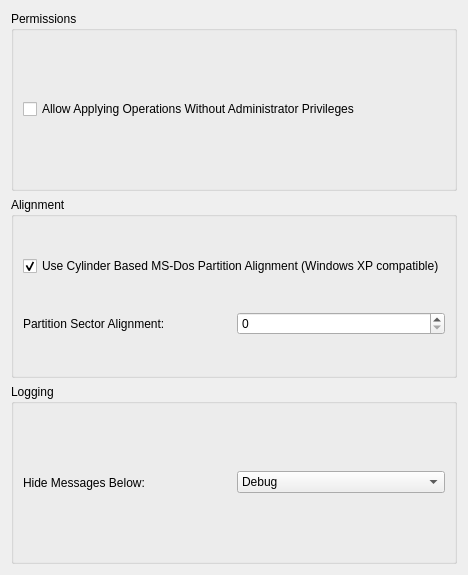
Before: the Qt Designer form src/gui/configurepagegeneral.ui in KDE/partitionmanager, drawn with Qt 5.
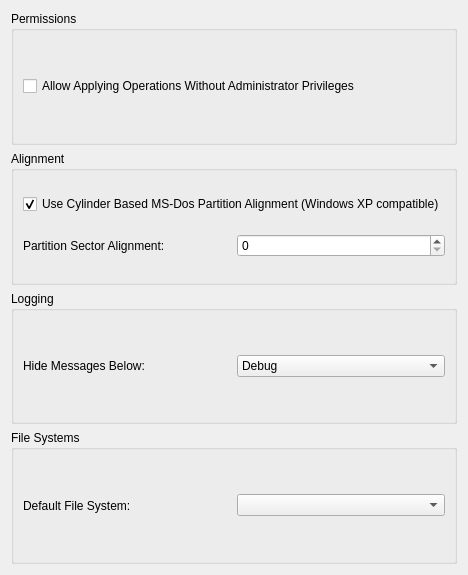
After: the same form once the commit is applied.

Commit message: add setting of default FS to config dialog

```diff
--- a/src/gui/configurepagegeneral.ui
+++ b/src/gui/configurepagegeneral.ui
@@ -139,6 +139,34 @@
      </layout>
     </widget>
    </item>
+   <item>
+    <widget class="QGroupBox" name="groupBox_4">
+     <property name="sizePolicy">
+      <sizepolicy hsizetype="Preferred" vsizetype="Preferred">
+       <horstretch>0</horstretch>
+       <verstretch>1</verstretch>
+      </sizepolicy>
+     </property>
+     <property name="title">
+      <string>File Systems</string>
+     </property>
+     <layout class="QHBoxLayout" name="horizontalLayout_2">
+      <item>
+       <widget class="QLabel" name="label_3">
+        <property name="text">
+         <string>Default File System:</string>
+        </property>
+        <property name="buddy">
+         <cstring>kcfg_minLogLevel</cstring>
+        </property>
+       </widget>
+      </item>
+      <item>
+       <widget class="QComboBox" name="m_ComboDefaultFileSystem"/>
+      </item>
+     </layout>
+    </widget>
+   </item>
   </layout>
  </widget>
  <resources/>
```
The commit also changes 6 other files.
